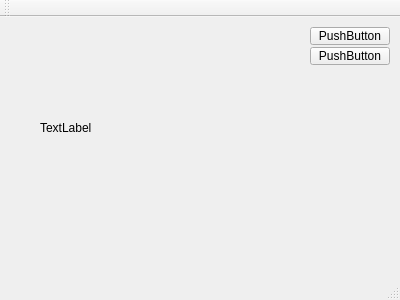
This is tests.qt/tests_qt/app/mainwindow.ui in codex-tk/libcodex as Qt 5 draws it before an edit. The edited form follows.
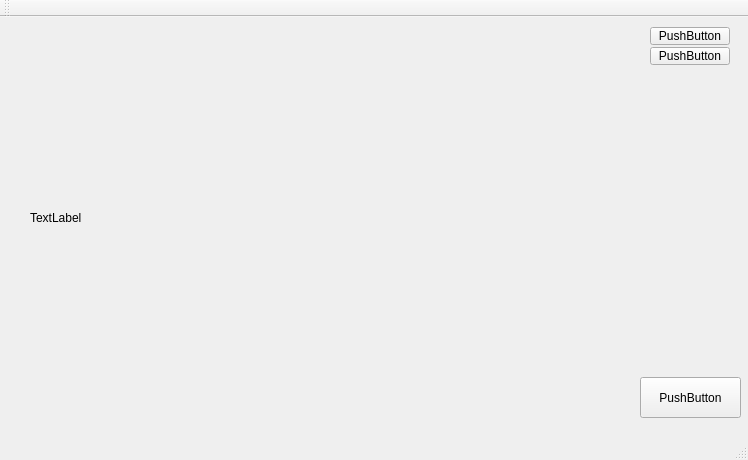
This is the edited form.

```diff
--- a/tests.qt/tests_qt/app/mainwindow.ui
+++ b/tests.qt/tests_qt/app/mainwindow.ui
@@ -6,8 +6,8 @@
    <rect>
     <x>0</x>
     <y>0</y>
-    <width>400</width>
-    <height>300</height>
+    <width>748</width>
+    <height>460</height>
    </rect>
   </property>
   <property name="windowTitle">
@@ -17,10 +17,10 @@
    <widget class="QLabel" name="label">
     <property name="geometry">
      <rect>
-      <x>40</x>
+      <x>30</x>
       <y>10</y>
-      <width>231</width>
-      <height>201</height>
+      <width>591</width>
+      <height>381</height>
      </rect>
     </property>
     <property name="text">
@@ -30,7 +30,7 @@
    <widget class="QPushButton" name="pushButton">
     <property name="geometry">
      <rect>
-      <x>310</x>
+      <x>650</x>
       <y>10</y>
       <width>80</width>
       <height>18</height>
@@ -43,7 +43,7 @@
    <widget class="QPushButton" name="pushButton_2">
     <property name="geometry">
      <rect>
-      <x>310</x>
+      <x>650</x>
       <y>30</y>
       <width>80</width>
       <height>18</height>
@@ -53,6 +53,19 @@
      <string>PushButton</string>
     </property>
    </widget>
+   <widget class="QPushButton" name="pushButton_3">
+    <property name="geometry">
+     <rect>
+      <x>640</x>
+      <y>360</y>
+      <width>101</width>
+      <height>41</height>
+     </rect>
+    </property>
+    <property name="text">
+     <string>PushButton</string>
+    </property>
+   </widget>
   </widget>
   <widget class="QMenuBar" name="menuBar">
    <property name="geometry">
```
Left out of the diff: 2 changed lines with no effect on the pictures.
